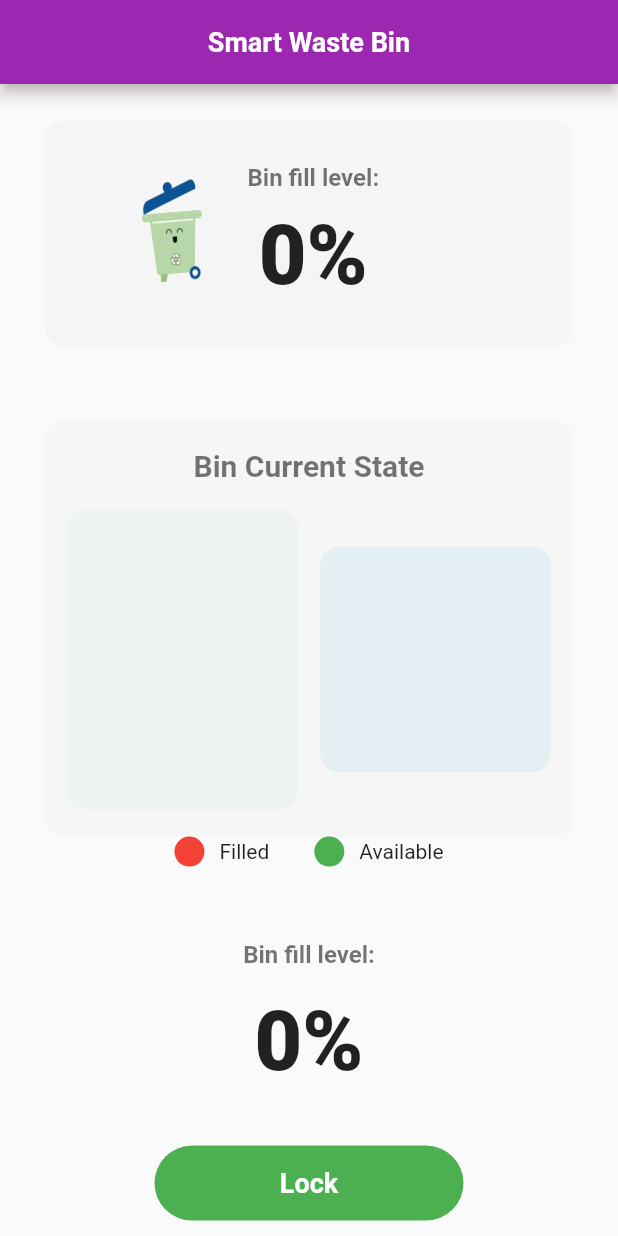
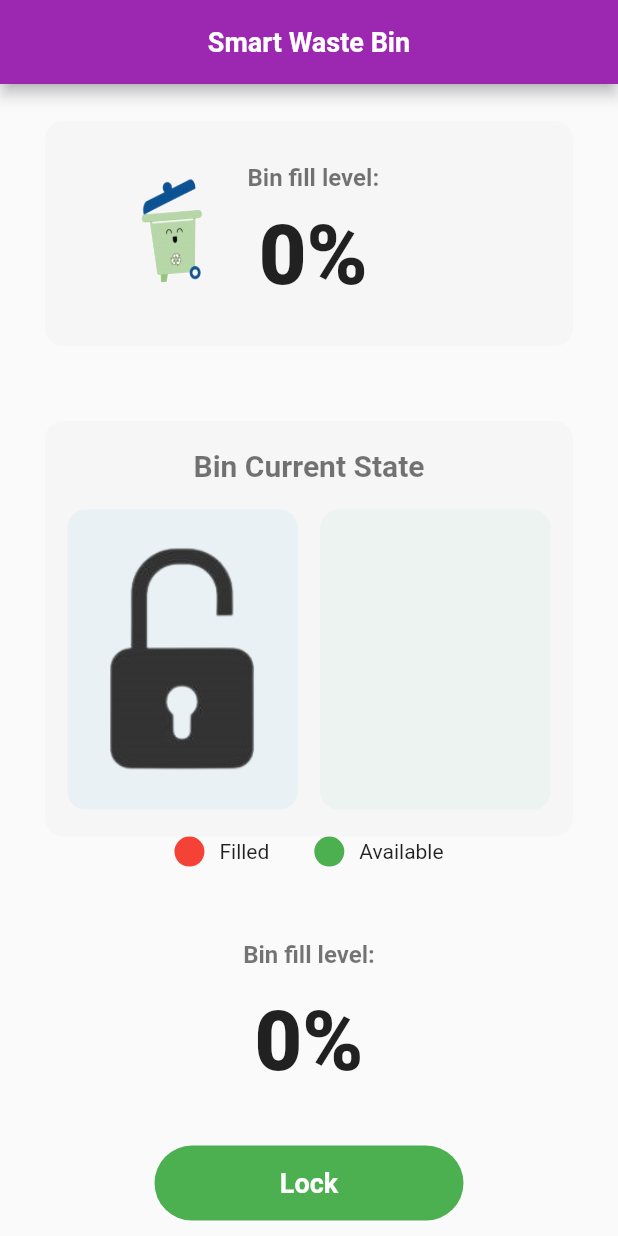
Before and after one commit to Enisco/smart_bin_advanced, a Flutter app: the screen it shows after launch, on a phone screen of 412 x 824 dp. Run offline on Flutter 3.47's test engine with Material 2 defaults, Android fonts, the light colour scheme and no system bars; our stand-ins replace flutter_local_notifications, get; missing offline and left inert: flutter_background, mqtt_client.

Commit message:
custom view implementation

```diff
--- a/lib/presentation/view.dart
+++ b/lib/presentation/view.dart
@@ -53,8 +53,7 @@ class _SmartWasteBinPageViewState extends State<SmartWasteBinPageView> {
                   width: size.width,
                   height: 150,
                   decoration: BoxDecoration(
-                    // color: Color.fromRGBO(24, 160, 251, 0.08),
-                    color: Colors.grey[100],
+                    color: Colors.grey[100]?.withOpacity(0.8),
                     borderRadius: const BorderRadius.all(Radius.circular(12)),
                   ),
                   child: Row(
@@ -125,24 +124,22 @@ class _SmartWasteBinPageViewState extends State<SmartWasteBinPageView> {
                         children: [
                           Expanded(
                             child: Container(
-                              // width: size.width * 0.35,
                               height: 200,
                               decoration: const BoxDecoration(
-                                color: Color.fromRGBO(64, 190, 121, 0.05),
-                                // color: Colors.grey[100],
+                                color: Color.fromRGBO(24, 160, 221, 0.06),
                                 borderRadius:
                                     BorderRadius.all(Radius.circular(12)),
                               ),
+                              child: const Image(
+                                  image: AssetImage("assets/padlock_open.png")),
                             ),
                           ),
                           const SizedBox(width: 15),
                           Expanded(
                             child: Container(
-                              // width: size.width * 0.35,
-                              height: 150,
+                              height: 200,
                               decoration: const BoxDecoration(
-                                color: Color.fromRGBO(24, 160, 221, 0.08),
-                                // color: Colors.grey[100],
+                                color: Color.fromRGBO(64, 190, 121, 0.05),
                                 borderRadius:
                                     BorderRadius.all(Radius.circular(12)),
                               ),
```
Also changed, not shown: assets/bin-open.png (added), assets/lock-closed.png (added), assets/padlock_open.png (added).
